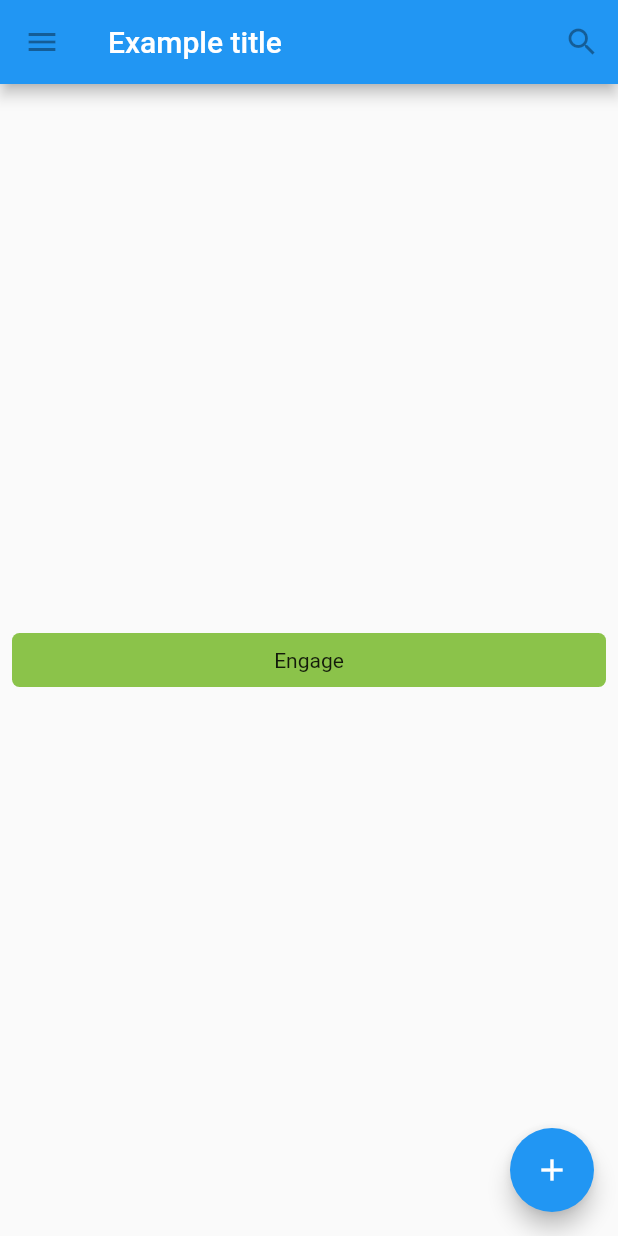
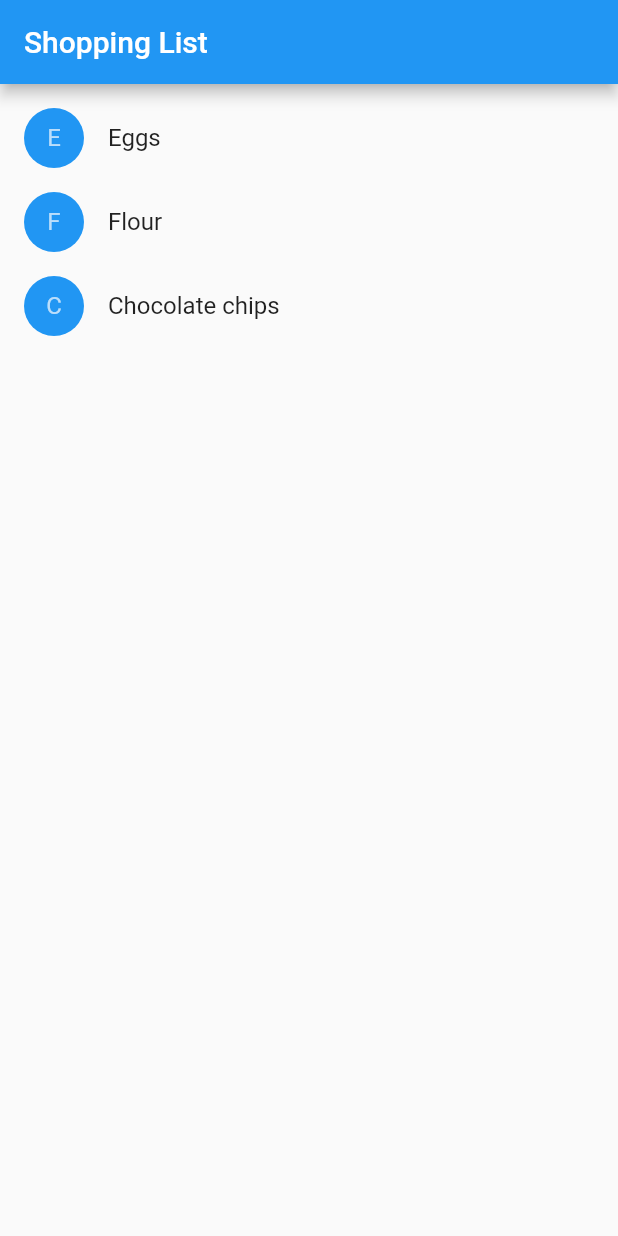
Before and after one commit to droibit/hello_flutter, a Flutter app: the screen it shows after launch, on a phone screen of 412 x 824 dp. Run offline on Flutter 3.47's test engine with Material 2 defaults, Android fonts, the phone set to English and light mode, and no system bars.

Commit message:
Implemented "Introduction to widgets"

```diff
--- a/lib/main.dart
+++ b/lib/main.dart
@@ -3,5 +3,11 @@ import 'src/introduction_to_widgets.dart';
 
 void main() => runApp(MaterialApp(
   title: 'My app',
-  home: TutorialHome(),
+  home: ShoppingList(
+    products: <Product>[
+      Product(name: 'Eggs'),
+      Product(name: 'Flour'),
+      Product(name: 'Chocolate chips'),
+    ],
+  ),
 ));
--- a/lib/src/introduction_to_widgets.dart
+++ b/lib/src/introduction_to_widgets.dart
@@ -34,6 +34,7 @@ class _MyAppBar extends StatelessWidget {
   }
 }
 
+// ref. https://flutter.dev/docs/development/ui/widgets-intro#basic-widgets
 class MyScaffold extends StatelessWidget {
   @override
   Widget build(BuildContext context) {
@@ -57,6 +58,7 @@ class MyScaffold extends StatelessWidget {
   }
 }
 
+// ref. https://flutter.dev/docs/development/ui/widgets-intro#basic-widgets
 class TutorialHome extends StatelessWidget {
   @override
   Widget build(BuildContext context) {
@@ -88,6 +90,7 @@ class TutorialHome extends StatelessWidget {
   }
 }
 
+// ref. https://flutter.dev/docs/development/ui/widgets-intro#basic-widgets
 class MyButton extends StatelessWidget {
   @override
   Widget build(BuildContext context) {
@@ -110,3 +113,165 @@ class MyButton extends StatelessWidget {
     );
   }
 }
+
+// ref. https://flutter.dev/docs/development/ui/widgets-intro#basic-widgets
+class Counter extends StatefulWidget {
+  @override
+  State createState() => _CounterState();
+}
+
+class _CounterState extends State<Counter> {
+  int _counter = 0;
+
+  @override
+  Widget build(BuildContext context) {
+    return Column(
+      mainAxisSize: MainAxisSize.min,
+      children: <Widget>[
+//        RaisedButton(
+//          onPressed: _increment,
+//          child: Text('increment'),
+//        ),
+//        Text('Count: $_counter'),
+        _CounterIncrementor(onPressed: _increment),
+        _CounterDisplay(count: _counter),
+      ],
+    );
+  }
+
+  void _increment() {
+    setState(() {
+      _counter++;
+    });
+  }
+}
+
+class _CounterDisplay extends StatelessWidget {
+  final int count;
+
+  _CounterDisplay({@required this.count});
+
+  @override
+  Widget build(BuildContext context) {
+    return Text('Count: $count');
+  }
+}
+
+class _CounterIncrementor extends StatelessWidget {
+  final VoidCallback onPressed;
+
+  _CounterIncrementor({@required this.onPressed});
+
+  @override
+  Widget build(BuildContext context) {
+    return RaisedButton(
+      onPressed: this.onPressed,
+      child: Text('Increment'),
+    );
+  }
+}
+
+class CounterHome extends StatelessWidget {
+  @override
+  Widget build(BuildContext context) {
+    return Scaffold(
+      appBar: AppBar(),
+      body: Center(
+        child: Counter(),
+      ),
+    );
+  }
+}
+
+// ref. https://flutter.dev/docs/development/ui/widgets-intro#bringing-it-all-together
+class Product {
+  final String name;
+
+  const Product({@required this.name});
+}
+
+typedef void CartChangedCallback(Product product, bool inCart);
+
+class ShoppingListItem extends StatelessWidget {
+  final Product product;
+  final bool inCart;
+  final CartChangedCallback onChartChange;
+
+  ShoppingListItem({
+    @required product,
+    @required this.inCart,
+    @required this.onChartChange,
+  })  : product = product,
+        super(key: ObjectKey(product));
+
+  Color _getColor(BuildContext context) {
+    return inCart ? Colors.black54 : Theme.of(context).primaryColor;
+  }
+
+  TextStyle _getTextStyle(BuildContext context) {
+    if (!inCart) return null;
+    return TextStyle(
+      color: Colors.black54,
+      decoration: TextDecoration.lineThrough,
+    );
+  }
+
+  @override
+  Widget build(BuildContext context) {
+    return ListTile(
+      onTap: () {
+        onChartChange(product, !inCart);
+      },
+      leading: CircleAvatar(
+        backgroundColor: _getColor(context),
+        child: Text(product.name[0]),
+      ),
+      title: Text(
+        product.name,
+        style: _getTextStyle(context),
+      ),
+    );
+  }
+}
+
+class ShoppingList extends StatefulWidget {
+  final List<Product> products;
+
+  ShoppingList({Key key, this.products}) : super(key: key);
+
+  @override
+  State createState() => _ShoppingListState();
+}
+
+class _ShoppingListState extends State<ShoppingList> {
+  Set<Product> _shoppingCart = Set();
+
+  @override
+  Widget build(BuildContext context) {
+    return Scaffold(
+      appBar: AppBar(
+        title: Text('Shopping List'),
+      ),
+      body: ListView(
+        padding: const EdgeInsets.symmetric(vertical: 8.0),
+        children: widget.products.map((product) {
+          return ShoppingListItem(
+            product: product,
+            inCart: _shoppingCart.contains(product),
+            onChartChange: _handleCartChanged,
+          );
+        }).toList(),
+      ),
+    );
+  }
+
+  void _handleCartChanged(Product product, bool inCart) {
+    setState(() {
+      if (inCart) {
+        _shoppingCart.add(product);
+      } else {
+        _shoppingCart.remove(product);
+      }
+    });
+  }
+}
```
Also changed, not shown: pubspec.lock.
